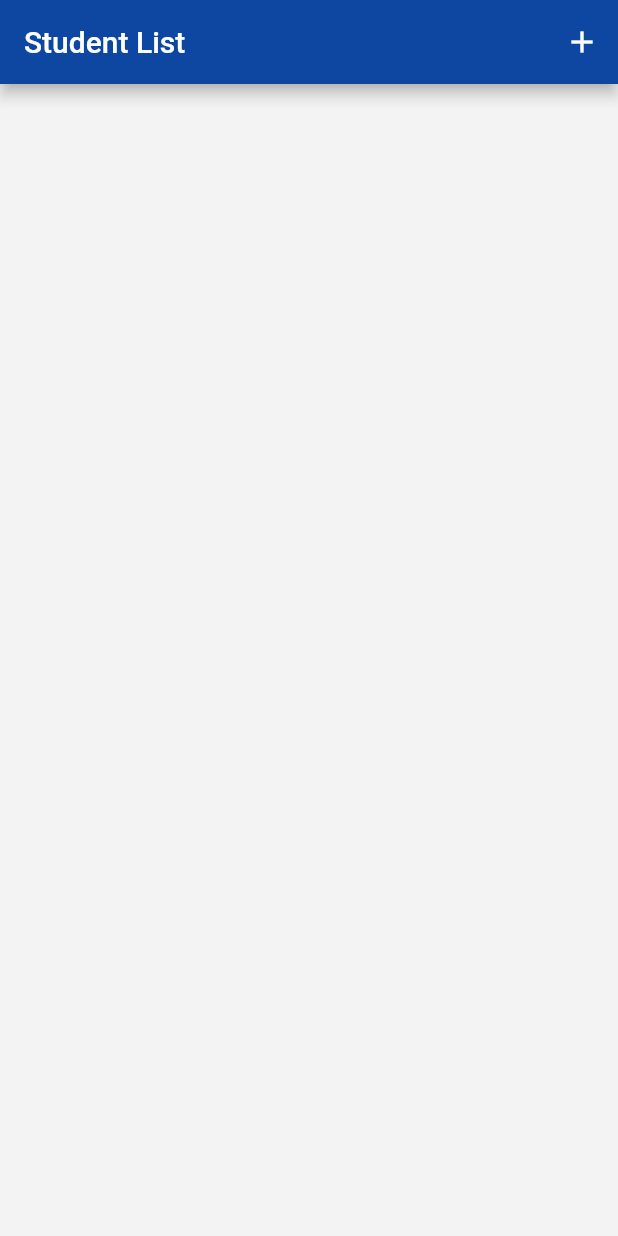
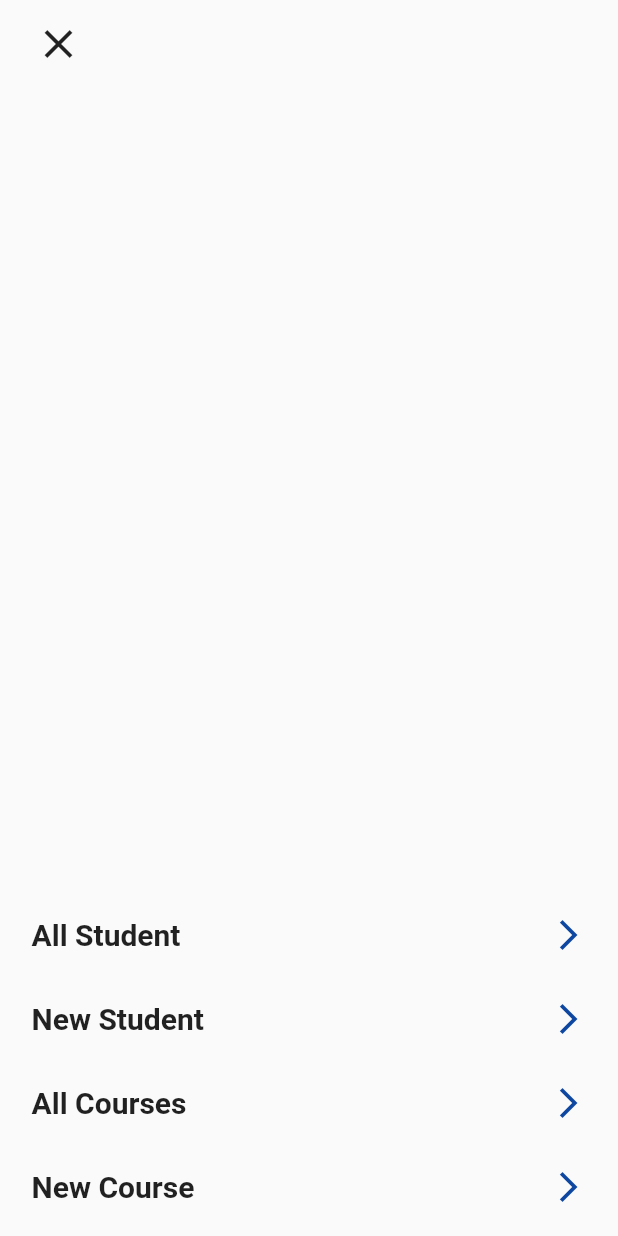
Before and after one commit to Tanvirul-swe/student_management_app, a Flutter app: the screen it shows after launch, with the side drawer open (before the commit the screen has no drawer), on a phone screen of 412 x 824 dp. Run offline on Flutter 3.47's test engine with Material 2 defaults, Android fonts, the phone set to English and light mode, and no system bars; drawn by our look-alikes of easy_search_bar; our stand-ins replace device_info_plus, permission_handler, sqflite; accounts and stored records are empty.

Commit message:
complete pahase 2

```diff
--- a/lib/core/helper/database_helper.dart
+++ b/lib/core/helper/database_helper.dart
@@ -48,6 +48,13 @@ class DatabaseHelper {
   static const String columnDateOfBirth = 'date_of_birth';
   static const String columnClass = 'class';
 
+  // course Table
+  static const String courseTable = 'course';
+  static const String columnCourseId = 'course_id';
+  static const String columnCourseName = 'course_name';
+  static const String columnFacultyName = 'faculty_name';
+  static const String columnCredit = 'credit';
+
   Future _onCreate(Database db, int version) async {
     try {
       await db.execute('''
@@ -62,6 +69,16 @@ class DatabaseHelper {
           $columnClass INT NOT NULL
         )
       ''');
+
+      await db.execute('''
+        CREATE TABLE $courseTable(
+          $columnId INTEGER PRIMARY KEY,
+          $columnCourseId TEXT NOT NULL,
+          $columnCourseName TEXT NOT NULL,
+          $columnFacultyName TEXT NOT NULL,
+          $columnCredit INT NOT NULL
+        )
+      ''');
     } catch (e) {
       print("Error in creating table: $e");
     }
--- /dev/null
+++ b/lib/features/model/course_model.dart
@@ -0,0 +1,33 @@
+import 'package:student_management/core/helper/database_helper.dart';
+
+class CourseModel {
+  final int? id;
+  final String courseCode;
+  final String courseName;
+  final String facultyName;
+  final int credit;
+  CourseModel({
+    this.id,
+    required this.courseCode,
+    required this.courseName,
+    required this.facultyName,
+    required this.credit,
+  });
+
+  factory CourseModel.fromLocalDB(Map<String, dynamic> json) => CourseModel(
+        id: json[DatabaseHelper.columnId],
+        courseCode: json[DatabaseHelper.columnCourseId],
+        courseName: json[DatabaseHelper.columnCourseName],
+        facultyName: json[DatabaseHelper.columnFacultyName],
+        credit: json[DatabaseHelper.columnCredit],
+      );
+
+  Map<String, dynamic> toMap() {
+    return {
+      DatabaseHelper.columnCourseId: courseCode,
+      DatabaseHelper.columnCourseName: courseName,
+      DatabaseHelper.columnFacultyName: facultyName,
+      DatabaseHelper.columnCredit: credit,
+    };
+  }
+}
--- a/lib/presentation/pages/student_list.dart
+++ b/lib/presentation/pages/student_list.dart
@@ -1,9 +1,13 @@
+import 'package:easy_search_bar/easy_search_bar.dart';
 import 'package:flutter/material.dart';
+import 'package:flutter/services.dart';
 import 'package:student_management/config/constant/app_colors.dart';
+import 'package:student_management/config/constant/app_style.dart';
 import 'package:student_management/config/constant/size_config.dart';
 import 'package:student_management/features/model/student_model.dart';
 import 'package:student_management/features/repository/student_repository.dart';
 import 'package:student_management/presentation/widgets/card/student_list_card.dart';
+import 'package:student_management/presentation/widgets/common/common_widget.dart';
 
 class StudentList extends StatefulWidget {
   const StudentList({super.key});
@@ -13,33 +17,71 @@ class StudentList extends StatefulWidget {
 }
 
 class _StudentListState extends State<StudentList> {
+  String searchValue = '';
+
   @override
   Widget build(BuildContext context) {
     SizeConfig().init(context);
     return Scaffold(
       backgroundColor: AppColors.detailBG,
-      appBar: AppBar(
+      appBar: EasySearchBar(
+          iconTheme: const IconThemeData(color: Colors.white),
           backgroundColor: AppColors.primaryColor,
-        title: const Text('Student List'),
-        actions: [
+          title: Text(
+            'Student List',
+            style: AppStyle.title.copyWith(color: Colors.white),
+          ),
+          onSearch: (value) => setState(() => searchValue = value),
+          asyncSuggestions: (value) async {
+            return await StudentRepository().fetchSuggestions(value);
+          }),
+      drawer: Drawer(
+        width: MediaQuery.of(context).size.width,
+        child: Padding(
+          padding: const EdgeInsets.all(5.0),
+          child: Column(
+            mainAxisAlignment: MainAxisAlignment.spaceBetween,
+            children: [
+              Padding(
+                padding: const EdgeInsets.symmetric(horizontal: 10.0),
+                child: Row(
+                  mainAxisAlignment: MainAxisAlignment.spaceBetween,
+                  children: [
                     IconButton(
                         onPressed: () {
-                Navigator.pushNamed(context, '/StudentDataInsertForm')
-                    .then((value) {
-                  setState(() {});
-                });
+                          Navigator.pop(context);
                         },
-              icon: const Icon(Icons.add)),
+                        icon: const Icon(
+                          Icons.close,
+                          size: 32,
+                        ))
                   ],
+                ),
+              ),
+              ListView(
+                shrinkWrap: true,
+                children: [
+                  menuItems('All Student', 0),
+                  menuItems('New Student', 1),
+                  menuItems('All Courses', 2),
+                  menuItems('New Course', 3),
+                ],
+              ),
+            ],
+          ),
+        ),
       ),
       body: FutureBuilder<List<StudentModel>>(
           future: StudentRepository().getAllStudentList(),
           builder: (context, snapshot) {
-            if (snapshot.hasError) {
+            if (snapshot.connectionState == ConnectionState.waiting) {
+              return loadingIndicator();
+            } else if (snapshot.hasError) {
               return const Center(child: Text('Something went wrong'));
+            } else if (snapshot.data!.isEmpty) {
+              return emptyView(message: "No Student At this moment");
             }
 
-            if (snapshot.hasData) {
             List<StudentModel> studentList = snapshot.data!;
             return ListView.separated(
               padding: const EdgeInsets.all(8),
@@ -61,12 +103,52 @@ class _StudentListState extends State<StudentList> {
                 height: 10,
               ),
             );
-            }
-            return const Center(
-                child: CircularProgressIndicator(
-              color: AppColors.primaryColor,
-            ));
           }),
     );
   }
+
+  menuItems(String title, int index) {
+    return ListTile(
+      trailing: const Icon(
+        Icons.arrow_forward_ios,
+        color: AppColors.primaryColor,
+      ),
+      title: Text(
+        title,
+        style: AppStyle.title,
+      ),
+      onTap: () async {
+        switch (index) {
+          case 0:
+            {
+              Navigator.pushNamed(context, '/StudentList');
+
+              break;
             }
+          case 1:
+            {
+              Navigator.pop(context);
+              Navigator.pushNamed(context, '/StudentDataInsertForm')
+                  .then((value) {
+                setState(() {});
+              });
+
+              break;
+            }
+          case 2:
+            {
+              Navigator.pushNamed(context, '/CourseList');
+
+              break;
+            }
+          case 3:
+            {
+              Navigator.pushNamed(context, '/CourseCreateForm');
+
+              break;
+            }
+        }
+      },
+    );
+  }
+}
--- a/lib/presentation/widgets/common/common_widget.dart
+++ b/lib/presentation/widgets/common/common_widget.dart
@@ -1,6 +1,7 @@
 import 'package:flutter/material.dart';
 import 'package:student_management/config/constant/app_colors.dart';
 
+final List<String> searchSuggestion = [];
 void showCustomSnackBar(BuildContext context, String message,
     {bool isError = false}) {
   if (message.isNotEmpty) {
@@ -15,3 +16,25 @@ void showCustomSnackBar(BuildContext context, String message,
             style: const TextStyle(fontSize: 15, color: AppColors.white))));
   }
 }
+
+Widget errorText() {
+  return const Center(
+      child: Text(
+    "Something went wrong",
+    style: TextStyle(color: Colors.red),
+  ));
+}
+
+Widget loadingIndicator() {
+  return const Center(
+    child: CircularProgressIndicator(),
+  );
+}
+
+Widget emptyView({required String message}) {
+  return Center(
+      child: Text(
+    message,
+    style: const TextStyle(color: Colors.red),
+  ));
+}
--- a/pubspec.yaml
+++ b/pubspec.yaml
@@ -17,6 +17,7 @@ dependencies:
   path_provider: ^2.0.5
   device_info_plus: ^8.2.0
   intl: ^0.18.0
+  easy_search_bar: ^2.4.2
 dev_dependencies:
   flutter_test:
     sdk: flutter
```
Also changed, not shown: lib/config/routes/route_generator.dart (+19 -4 lines), lib/features/repository/student_repository.dart (+42 -0 lines), lib/presentation/pages/course/course_create_insert_form.dart (added, +142 -0 lines), lib/presentation/pages/course/course_details.dart (added, +64 -0 lines), lib/presentation/pages/course/course_list.dart (added, +59 -0 lines), lib/presentation/widgets/card/course_card.dart (added, +42 -0 lines), pubspec.lock. Lines whose indentation alone changed are shown as unchanged.
